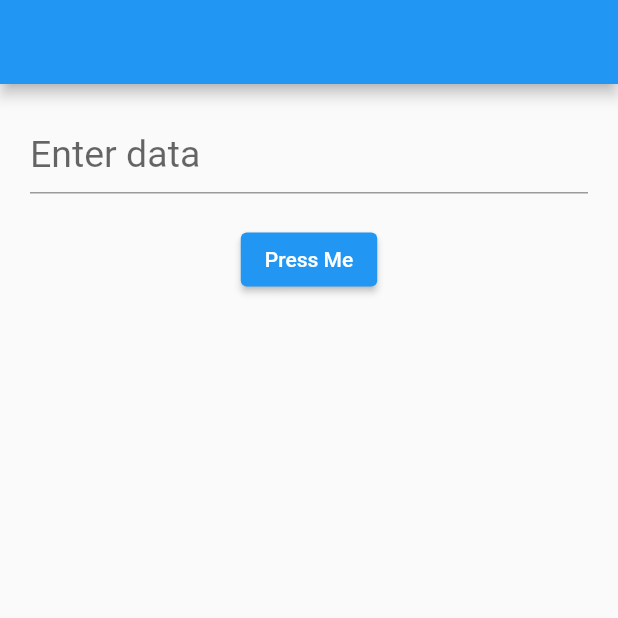
After one commit to Nasibali144/recipients, a Flutter app: the TestPage screen opened directly, after a tap on "Press Me", on a phone screen of 412 x 824 dp, the top half of it. The commit adds this screen. Run offline on Flutter 3.47's test engine with Material 2 defaults, Android fonts, the light colour scheme and no system bars; our stand-ins replace hive_flutter, intl_phone_field; accounts and stored records are empty.

Commit message:
initial commit

```diff
--- /dev/null
+++ b/lib/pages/test_page.dart
@@ -0,0 +1,58 @@
+import 'package:flutter/material.dart';
+/// bu page faqat trim funksiyasi uchun
+void main() {
+  runApp(MyApp());
+}
+
+class MyApp extends StatelessWidget {
+  const MyApp({Key? key}) : super(key: key);
+
+  @override
+  Widget build(BuildContext context) {
+    return MaterialApp(home: TestPage(),);
+  }
+}
+
+class TestPage extends StatefulWidget {
+  const TestPage({Key? key}) : super(key: key);
+
+  @override
+  State<TestPage> createState() => _TestPageState();
+}
+
+class _TestPageState extends State<TestPage> {
+  TextEditingController controller = TextEditingController();
+
+  void onPressed() {
+    String textWithoutTrim = controller.text;
+    String textWithTrim = controller.text.trim();
+    print("textWithoutTrim: $textWithoutTrim");
+    print("textWithTrim: $textWithTrim");
+  }
+
+  @override
+  Widget build(BuildContext context) {
+    return Scaffold(
+      appBar: AppBar(),
+      body: Padding(
+        padding: const EdgeInsets.all(20.0),
+        child: Column(
+          children: [
+            TextField(
+              controller: controller,
+              decoration: InputDecoration(
+                hintText: "Enter data",
+              ),
+              style: TextStyle(fontSize: 25),
+            ),
+            SizedBox(height: 20,),
+            ElevatedButton(
+              onPressed: onPressed,
+              child: Text("Press Me"),
+            ),
+          ],
+        ),
+      ),
+    );
+  }
+}
--- a/lib/services/hive_service.dart
+++ b/lib/services/hive_service.dart
@@ -24,7 +24,7 @@ class HiveService {
     return users;
   }
 
-  static Future<void> deleteUsers() async {
+  static Future<void> deleteAllUsers() async {
     var box = Hive.box(dbName);
     await box.clear();
   }
```
Also changed, not shown: lib/pages/home_page.dart (+33 -4 lines), lib/services/pref_service.dart (added).
